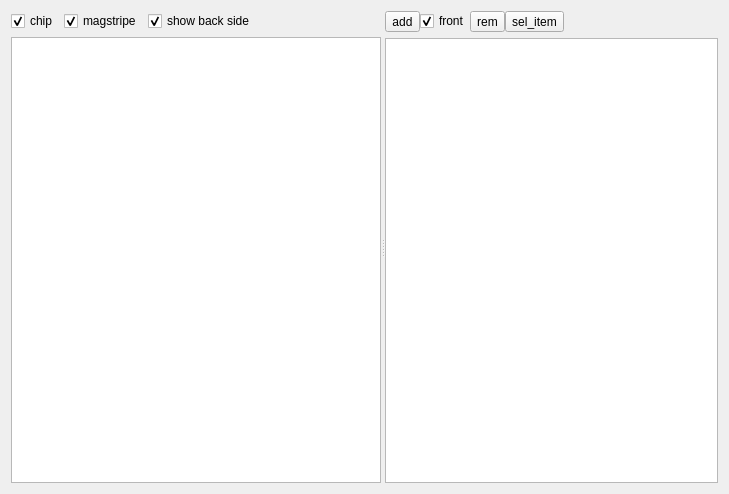
Before: the Qt Designer form Window.ui in gil9red/CardPreview, drawn with Qt 5.
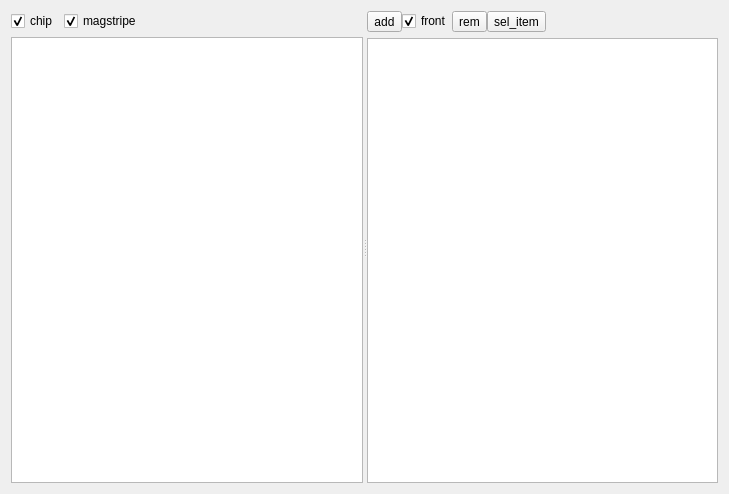
After: the same form once the commit is applied.

Commit message: Убрана кнопка "show back side".

The edit to the form file:
```diff
--- a/Window.ui
+++ b/Window.ui
@@ -43,16 +43,6 @@
            </property>
           </widget>
          </item>
-         <item>
-          <widget class="QCheckBox" name="cb_back_side">
-           <property name="text">
-            <string>show back side</string>
-           </property>
-           <property name="checked">
-            <bool>true</bool>
-           </property>
-          </widget>
-         </item>
          <item>
           <spacer name="horizontalSpacer_2">
            <property name="orientation">
```
The commit also changes 2 other files.
